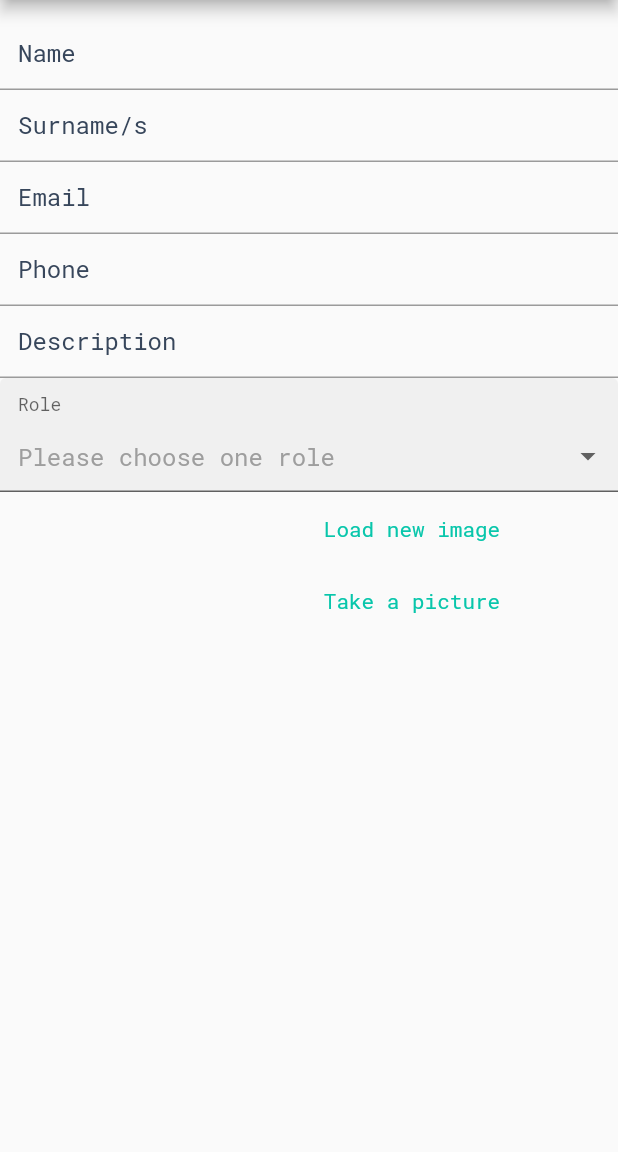
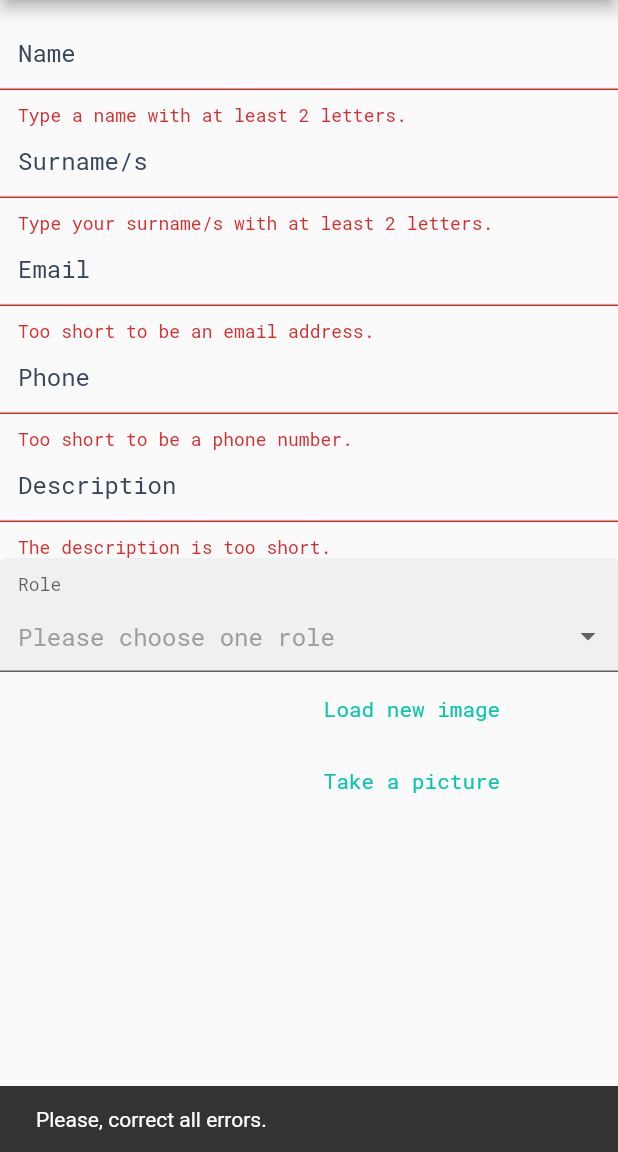
Before and after one commit to david1707/staff_organizer, a Flutter app: the StaffInfoScreen screen opened by its route, after a tap on the "save" icon, on a phone screen of 412 x 824 dp, the part 84-1236 px from its top. Run offline on Flutter 3.47's test engine with Material 2 defaults, Android fonts, the phone set to English and light mode, and no system bars; drawn by our look-alikes of dropdown_formfield; our stand-ins replace cloud_firestore, firebase_core, image_picker; accounts and stored records are empty.

Commit message:
Added validator on Saving: Now you need to type/select proper values on each field

```diff
--- a/lib/screens/staff_create_edit.dart
+++ b/lib/screens/staff_create_edit.dart
@@ -18,7 +18,7 @@ class StaffInfoScreen extends StatefulWidget {
 }
 
 class _StaffInfoScreenState extends State<StaffInfoScreen> {
-  final formKey = new GlobalKey<FormState>();
+  final _formKey = new GlobalKey<FormState>();
 
   String _staffRole = '';
   Staff staff;
@@ -78,13 +78,20 @@ class _StaffInfoScreenState extends State<StaffInfoScreen> {
               color: Colors.white,
             ),
             onPressed: () {
-              // TODO Check if all conditions are met, if not, don't let user store it (Hide Icon)
+              if (!_formKey.currentState.validate()) {
+                ScaffoldMessenger.of(context).showSnackBar(
+                  SnackBar(content: Text('Please, correct all errors.')),
+                );
+                return;
+              }
+
               staff.name = _nameController.text;
               staff.surnames = _surnamesController.text;
               staff.email = _emailController.text;
               staff.phone = _phoneController.text;
               staff.description = _descriptionController.text;
               staff.role = _staffRole;
+
               // staff.createNewStaff();
             },
           )
@@ -93,7 +100,7 @@ class _StaffInfoScreenState extends State<StaffInfoScreen> {
       body: Padding(
         padding: const EdgeInsets.only(top: 12.0),
         child: Form(
-          key: formKey,
+          key: _formKey,
           child: SingleChildScrollView(
             child: Column(
               children: [
@@ -133,9 +140,9 @@ class _StaffInfoScreenState extends State<StaffInfoScreen> {
                   textController: _phoneController,
                   validation: (String value) {
                     if (value.length <= 8)
-                      return 'Too short to be phone number.';
+                      return 'Too short to be a phone number.';
                     else if (value.length >= 11)
-                      return 'Too long to be phone number.';
+                      return 'Too long to be a phone number.';
                     else if (!value
                         .contains(RegExp(r'^(?:[+0]9)?[0-9]{9,10}$')))
                       return 'Use only numbers.';
@@ -147,14 +154,13 @@ class _StaffInfoScreenState extends State<StaffInfoScreen> {
                   validation: (String value) {
                     if (value.length <= 10)
                       return 'The description is too short.';
-                    else if (value.length >= 11)
+                    else if (value.length >= 500)
                       return 'The description is too long.';
                   },
                 ),
                 DropDownFormField(
                   validator: (value) {
                     if (value == null) return 'Role required.';
-                    return '';
                   },
                   autovalidate: true,
                   titleText: 'Role',
@@ -165,12 +171,15 @@ class _StaffInfoScreenState extends State<StaffInfoScreen> {
                       _staffRole = value;
                     });
                   },
-                  required: true,
-                  errorText: 'xD',
+                  onSaved: (value) {
+                    setState(() {
+                      _staffRole = value;
+                    });
+                  },
                   dataSource: [
                     {
-                      "display": "Recepcionist",
-                      "value": "Recepcionist",
+                      "display": "Receptionist",
+                      "value": "Receptionist",
                     },
                     {
                       "display": "HR",
```
